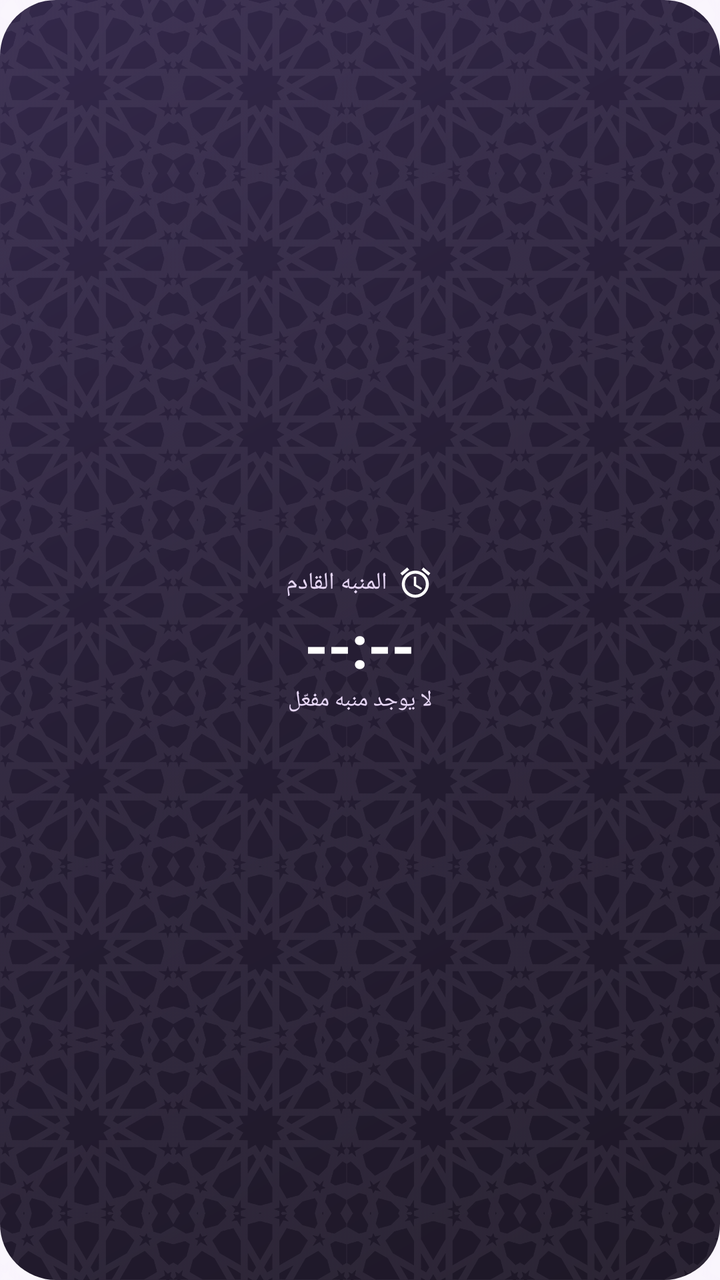
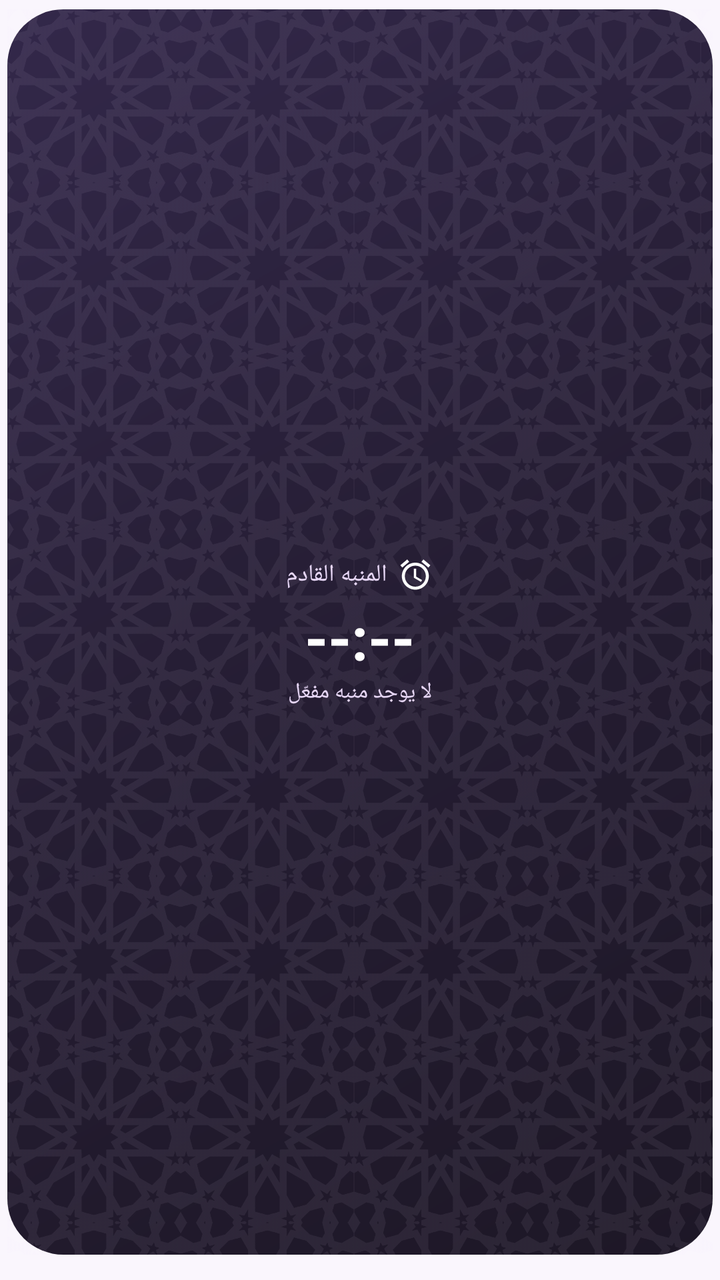

Compare the two renders of this Android layout. The source of the first and the diff that turns it into the second are given below.
<!-- AndroidManifest.xml: application theme AppTheme -->
<!-- res/layout/widget_alarm.xml -->
<?xml version="1.0" encoding="utf-8"?>
<FrameLayout xmlns:android="http://schemas.android.com/apk/res/android" android:id="@+id/widget_root" android:layout_width="match_parent" android:layout_height="match_parent" android:layoutDirection="rtl">
    <ImageView android:id="@+id/wbg" android:layout_width="match_parent" android:layout_height="match_parent" android:clipToOutline="true" android:scaleType="fitXY" android:src="@drawable/wbg_auto_2" android:contentDescription="@null" />
    <LinearLayout android:layout_width="match_parent" android:layout_height="match_parent" android:orientation="vertical" android:gravity="center" android:padding="10dp">
        <LinearLayout android:layout_width="wrap_content" android:layout_height="wrap_content" android:orientation="horizontal" android:gravity="center_vertical">
            <ImageView android:id="@+id/c_icon" android:layout_width="18dp" android:layout_height="18dp" android:src="@drawable/ic_c_alarm" android:contentDescription="@null" />
            <TextView android:id="@+id/c_label" android:layout_width="wrap_content" android:layout_height="wrap_content" android:text="المنبه القادم" android:textColor="#E6D6F5" android:textSize="12dp"  android:maxLines="1" android:layout_marginStart="5dp"/>
        </LinearLayout>
        <TextView android:id="@+id/c_big" android:layout_width="wrap_content" android:layout_height="wrap_content" android:text="--:--" android:textColor="#FFFFFF" android:textSize="30dp" android:textStyle="bold" android:maxLines="1" android:layout_marginTop="2dp"/>
        <TextView android:id="@+id/c_sub" android:layout_width="wrap_content" android:layout_height="wrap_content" android:text="لا يوجد منبه مفعّل" android:textColor="#E6D6F5" android:textSize="11dp"  android:maxLines="1" android:ellipsize="end"/>
    </LinearLayout>
</FrameLayout>
<!-- resources referenced by this layout -->
<resources>
  <!-- drawable ic_c_alarm (drawable) -->
  <vector xmlns:android="http://schemas.android.com/apk/res/android" android:width="24dp" android:height="24dp" android:viewportWidth="24" android:viewportHeight="24">
      <path android:fillColor="#FFFFFFFF" android:pathData="M22,5.72l-4.6,-3.86 -1.29,1.53 4.6,3.86L22,5.72zM7.88,3.39L6.6,1.86 2,5.71l1.29,1.53 4.59,-3.85zM12.5,8H11v6l4.75,2.85 0.75,-1.23 -4,-2.37V8zM12,4c-4.97,0 -9,4.03 -9,9s4.02,9 9,9c4.97,0 9,-4.03 9,-9s-4.03,-9 -9,-9zM12,20c-3.87,0 -7,-3.13 -7,-7s3.13,-7 7,-7 7,3.13 7,7 -3.13,7 -7,7z"/>
  </vector>
  <!-- drawable wbg_auto_2 (drawable) -->
  <?xml version="1.0" encoding="utf-8"?>
  <layer-list xmlns:android="http://schemas.android.com/apk/res/android">
      <item><shape android:shape="rectangle"><gradient android:angle="315" android:startColor="#33284A" android:centerColor="#251D33" android:endColor="#1D1726" /><corners android:radius="28dp" /></shape></item>
      <item><bitmap android:src="@drawable/wpat_night" android:tileMode="mirror" /></item>
  </layer-list>
  <style name="AppTheme" parent="@android:style/Theme.Material.Light.NoActionBar">
          <item name="android:windowBackground">@color/bg</item>
          <item name="android:statusBarColor">@color/bg</item>
          <item name="android:navigationBarColor">@color/bg</item>
          <item name="android:colorAccent">@color/orange</item>
          <item name="android:colorPrimary">@color/purple</item>
      </style>
  <!-- drawable wpat_night: png bitmap (drawable-nodpi, 44057 bytes) -->
  <color name="bg">#FAF6FD</color>
  <color name="orange">#F28A32</color>
  <color name="purple">#7137A8</color>
</resources>

<!-- the commit's change to res/layout/widget_alarm.xml (unified diff, before → after) -->
@@ -1,5 +1,5 @@
 <?xml version="1.0" encoding="utf-8"?>
-<FrameLayout xmlns:android="http://schemas.android.com/apk/res/android" android:id="@+id/widget_root" android:layout_width="match_parent" android:layout_height="match_parent" android:layoutDirection="rtl">
+<FrameLayout xmlns:android="http://schemas.android.com/apk/res/android" android:id="@+id/widget_root" android:layout_width="match_parent" android:layout_height="match_parent" android:layoutDirection="rtl" android:paddingStart="3.5dp" android:paddingEnd="3.5dp" android:paddingTop="4.5dp" android:paddingBottom="12.5dp">
     <ImageView android:id="@+id/wbg" android:layout_width="match_parent" android:layout_height="match_parent" android:clipToOutline="true" android:scaleType="fitXY" android:src="@drawable/wbg_auto_2" android:contentDescription="@null" />
     <LinearLayout android:layout_width="match_parent" android:layout_height="match_parent" android:orientation="vertical" android:gravity="center" android:padding="10dp">
         <LinearLayout android:layout_width="wrap_content" android:layout_height="wrap_content" android:orientation="horizontal" android:gravity="center_vertical">
